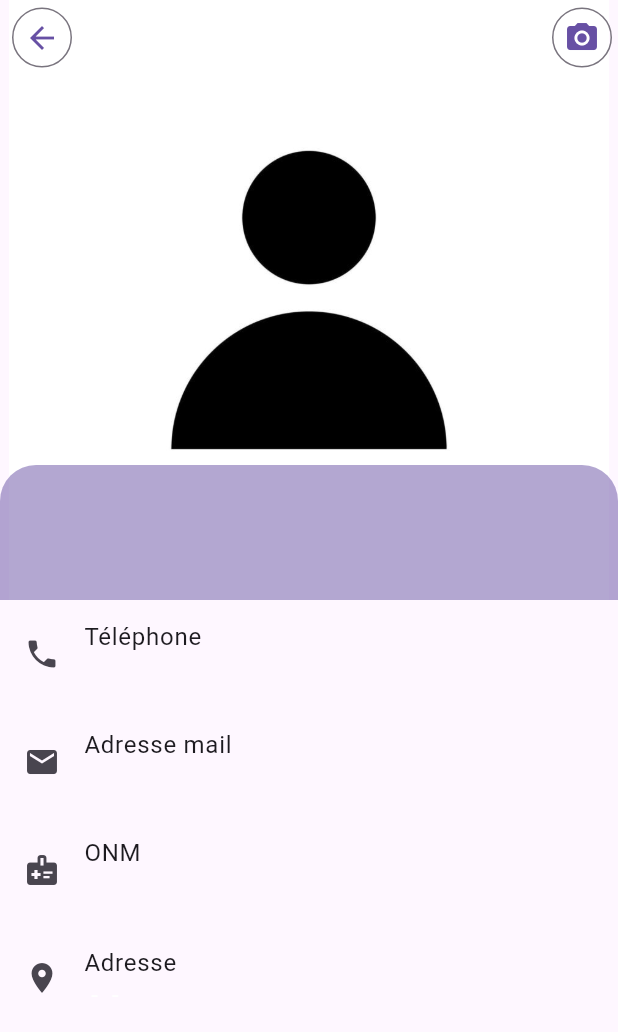
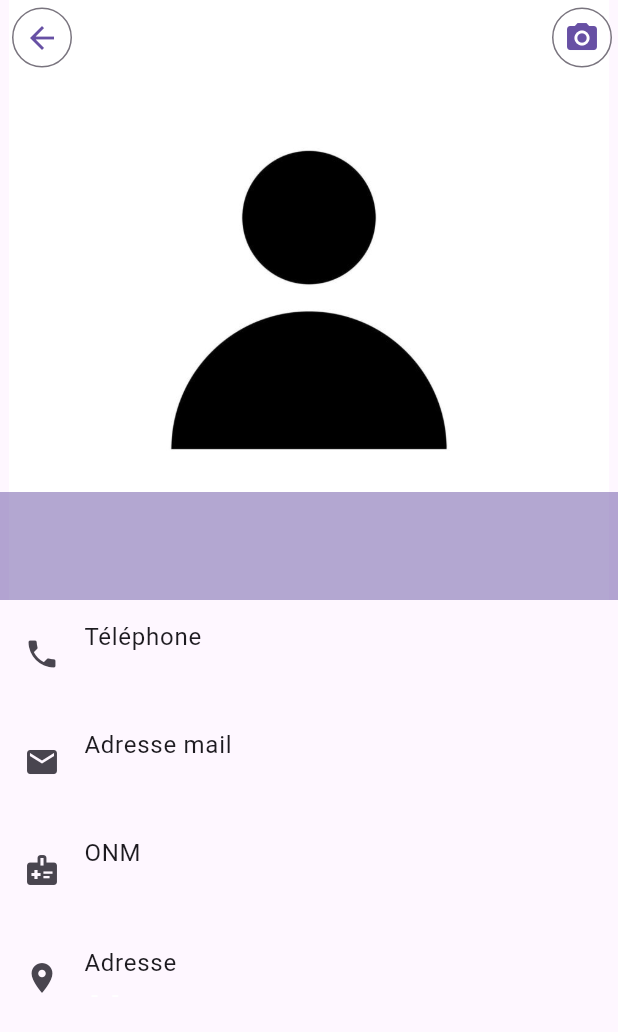
Before and after one commit to narisraz/doc-discovery, a Flutter app: the PractitionerProfile screen opened directly with empty values, on a phone screen of 412 x 824 dp. Shown: the top 1032 px of the screen. Run offline on Flutter 3.47's test engine with Material 3 defaults, Android fonts, the light colour scheme and no system bars; our stand-ins replace cloud_firestore, dartz, email_validator, equatable, file_picker, firebase_auth and 5 more; missing offline and left inert: algolia, random_avatar; accounts and stored records are empty; generated files the repository leaves out were written again.

Commit message:
💄 Profile ui

```diff
--- a/lib/presentation/profile/practitioner_profile.dart
+++ b/lib/presentation/profile/practitioner_profile.dart
@@ -2,7 +2,6 @@ import 'package:docdiscovery/core/providers.dart';
 import 'package:docdiscovery/domain/entities/practitioner.dart';
 import 'package:file_picker/file_picker.dart';
 import 'package:flutter/material.dart';
-import 'package:flutter_animate/flutter_animate.dart';
 import 'package:flutter_riverpod/flutter_riverpod.dart';
 
 class PractitionerProfile extends ConsumerStatefulWidget {
@@ -84,18 +83,11 @@ class PractitionerProfileState extends ConsumerState<PractitionerProfile> {
                 ),
                 centerTitle: true,
                 titlePadding: EdgeInsets.zero,
-                title: ClipRRect(
-                  borderRadius: const BorderRadius.only(
-                    topLeft: Radius.circular(16),
-                    topRight: Radius.circular(16),
-                  ),
-                  child: Container(
-                    padding: const EdgeInsets.symmetric(vertical: 16),
+                title: Container(
+                  padding: const EdgeInsets.symmetric(vertical: 10),
                   decoration: BoxDecoration(
-                      color: Theme.of(context)
-                          .colorScheme
-                          .primary
-                          .withOpacity(0.5),
+                    color:
+                        Theme.of(context).colorScheme.primary.withOpacity(0.5),
                   ),
                   child: Row(
                     mainAxisAlignment: MainAxisAlignment.center,
@@ -104,7 +96,6 @@ class PractitionerProfileState extends ConsumerState<PractitionerProfile> {
                         "${widget.practitioner.givenName} ${widget.practitioner.familyName}",
                       )
                     ],
-                    ),
                   ),
                 ),
               ),
@@ -150,12 +141,7 @@ class PractitionerProfileState extends ConsumerState<PractitionerProfile> {
                       ),
                     ),
                   ),
-                ].animate(interval: 250.milliseconds).slideX(
-                      begin: 1,
-                      curve: Curves.easeIn,
-                      delay: 250.milliseconds,
-                      end: 0,
-                    ),
+                ],
               ),
             )
           ],
```
Lines whose indentation alone changed are shown as unchanged.
